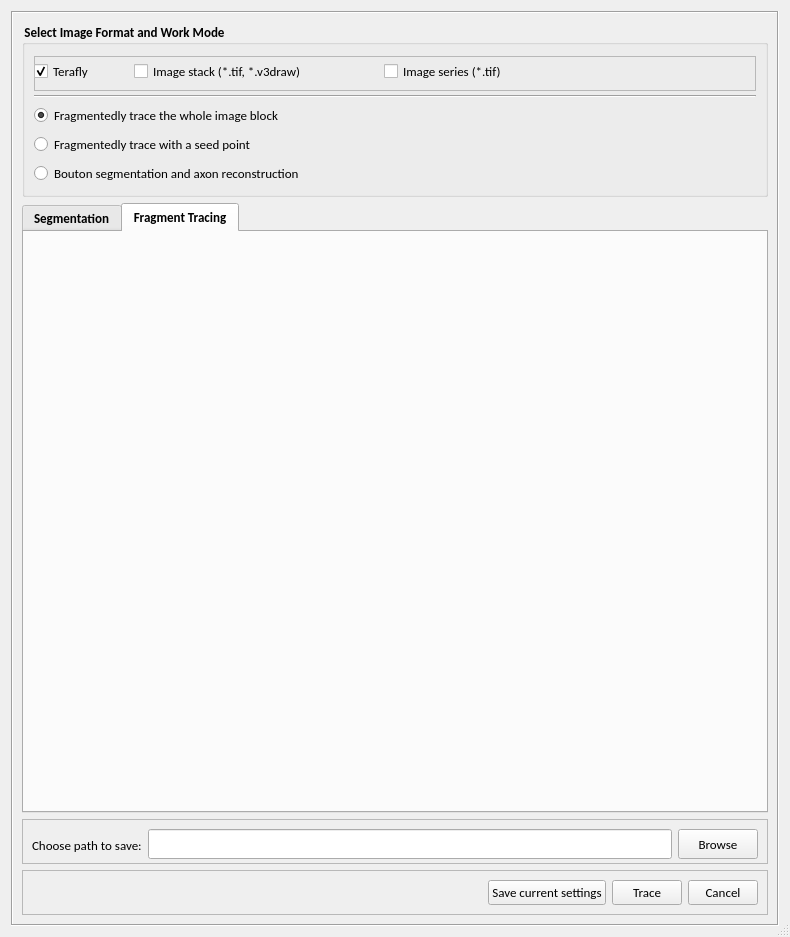
Above: hackathon/MK/Fragmented_autoTrace/fragmentedTraceUI.ui from Vaa3D/vaa3d_tools before the change. Below: the same form after it.
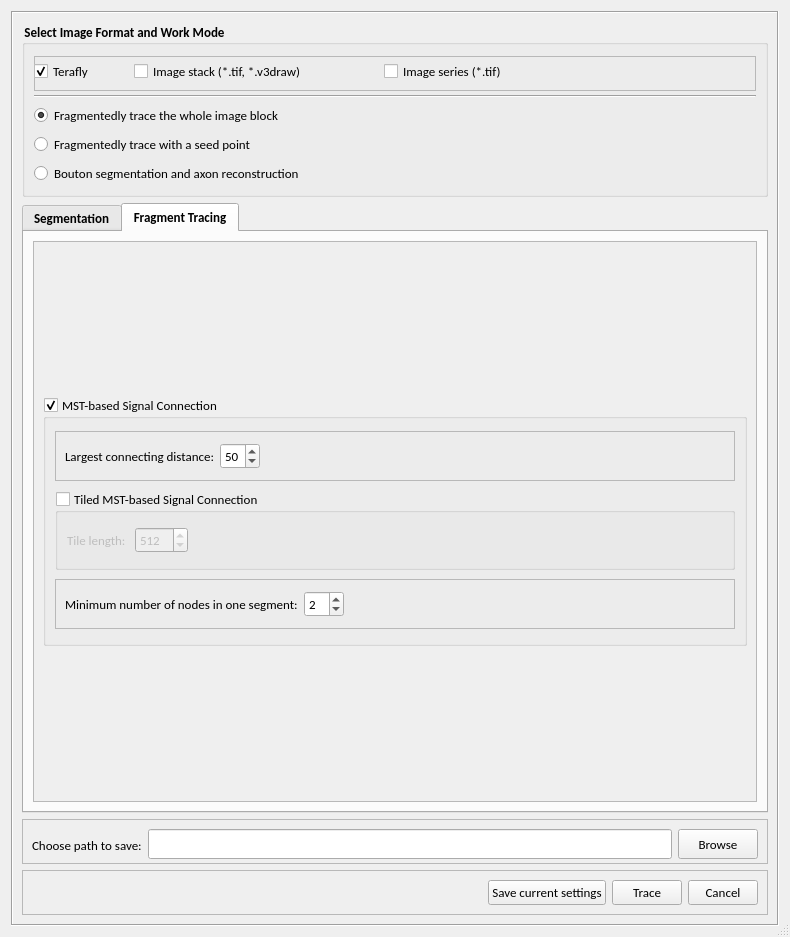
That is the form after the change. The open tabs and pages were chosen to show the change.

Commit message: Frag trace 1211 (1)

The edit to the form file:
```diff
--- a/hackathon/MK/Fragmented_autoTrace/fragmentedTraceUI.ui
+++ b/hackathon/MK/Fragmented_autoTrace/fragmentedTraceUI.ui
@@ -842,6 +842,198 @@
          <attribute name="title">
           <string>Fragment Tracing</string>
          </attribute>
+         <layout class="QVBoxLayout" name="verticalLayout_11">
+          <item>
+           <widget class="QScrollArea" name="scrollArea_2">
+            <property name="widgetResizable">
+             <bool>true</bool>
+            </property>
+            <widget class="QWidget" name="scrollAreaWidgetContents_2">
+             <property name="geometry">
+              <rect>
+               <x>0</x>
+               <y>0</y>
+               <width>714</width>
+               <height>537</height>
+              </rect>
+             </property>
+             <layout class="QVBoxLayout" name="verticalLayout_13">
+              <item>
+               <widget class="QGroupBox" name="groupBox_8">
+                <property name="maximumSize">
+                 <size>
+                  <width>16777215</width>
+                  <height>250</height>
+                 </size>
+                </property>
+                <property name="font">
+                 <font>
+                  <weight>50</weight>
+                  <bold>false</bold>
+                 </font>
+                </property>
+                <property name="title">
+                 <string>MST-based Signal Connection</string>
+                </property>
+                <property name="checkable">
+                 <bool>true</bool>
+                </property>
+                <layout class="QVBoxLayout" name="verticalLayout_12">
+                 <item>
+                  <widget class="QFrame" name="frame_10">
+                   <property name="maximumSize">
+                    <size>
+                     <width>16777215</width>
+                     <height>50</height>
+                    </size>
+                   </property>
+                   <property name="frameShape">
+                    <enum>QFrame::StyledPanel</enum>
+                   </property>
+                   <property name="frameShadow">
+                    <enum>QFrame::Raised</enum>
+                   </property>
+                   <layout class="QHBoxLayout" name="horizontalLayout_6">
+                    <item>
+                     <widget class="QLabel" name="label_8">
+                      <property name="text">
+                       <string>Largest connecting distance:</string>
+                      </property>
+                     </widget>
+                    </item>
+                    <item>
+                     <widget class="QSpinBox" name="spinBox_5">
+                      <property name="value">
+                       <number>50</number>
+                      </property>
+                     </widget>
+                    </item>
+                    <item>
+                     <spacer name="horizontalSpacer_3">
+                      <property name="orientation">
+                       <enum>Qt::Horizontal</enum>
+                      </property>
+                      <property name="sizeHint" stdset="0">
+                       <size>
+                        <width>376</width>
+                        <height>20</height>
+                       </size>
+                      </property>
+                     </spacer>
+                    </item>
+                   </layout>
+                  </widget>
+                 </item>
+                 <item>
+                  <widget class="QGroupBox" name="groupBox_9">
+                   <property name="maximumSize">
+                    <size>
+                     <width>16777215</width>
+                     <height>80</height>
+                    </size>
+                   </property>
+                   <property name="title">
+                    <string>Tiled MST-based Signal Connection</string>
+                   </property>
+                   <property name="checkable">
+                    <bool>true</bool>
+                   </property>
+                   <property name="checked">
+                    <bool>false</bool>
+                   </property>
+                   <layout class="QHBoxLayout" name="horizontalLayout_7">
+                    <item>
+                     <widget class="QLabel" name="label_7">
+                      <property name="text">
+                       <string>Tile length: </string>
+                      </property>
+                     </widget>
+                    </item>
+                    <item>
+                     <widget class="QSpinBox" name="spinBox_4">
+                      <property name="maximum">
+                       <number>1024</number>
+                      </property>
+                      <property name="value">
+                       <number>512</number>
+                      </property>
+                     </widget>
+                    </item>
+                    <item>
+                     <spacer name="horizontalSpacer_4">
+                      <property name="orientation">
+                       <enum>Qt::Horizontal</enum>
+                      </property>
+                      <property name="sizeHint" stdset="0">
+                       <size>
+                        <width>487</width>
+                        <height>20</height>
+                       </size>
+                      </property>
+                     </spacer>
+                    </item>
+                   </layout>
+                  </widget>
+                 </item>
+                 <item>
+                  <widget class="QFrame" name="frame_11">
+                   <property name="minimumSize">
+                    <size>
+                     <width>0</width>
+                     <height>0</height>
+                    </size>
+                   </property>
+                   <property name="maximumSize">
+                    <size>
+                     <width>16777215</width>
+                     <height>50</height>
+                    </size>
+                   </property>
+                   <property name="frameShape">
+                    <enum>QFrame::StyledPanel</enum>
+                   </property>
+                   <property name="frameShadow">
+                    <enum>QFrame::Raised</enum>
+                   </property>
+                   <layout class="QHBoxLayout" name="horizontalLayout_8">
+                    <item>
+                     <widget class="QLabel" name="label_9">
+                      <property name="text">
+                       <string>Minimum number of nodes in one segment:</string>
+                      </property>
+                     </widget>
+                    </item>
+                    <item>
+                     <widget class="QSpinBox" name="spinBox_6">
+                      <property name="value">
+                       <number>2</number>
+                      </property>
+                     </widget>
+                    </item>
+                    <item>
+                     <spacer name="horizontalSpacer_5">
+                      <property name="orientation">
+                       <enum>Qt::Horizontal</enum>
+                      </property>
+                      <property name="sizeHint" stdset="0">
+                       <size>
+                        <width>264</width>
+                        <height>20</height>
+                       </size>
+                      </property>
+                     </spacer>
+                    </item>
+                   </layout>
+                  </widget>
+                 </item>
+                </layout>
+               </widget>
+              </item>
+             </layout>
+            </widget>
+           </widget>
+          </item>
+         </layout>
         </widget>
        </widget>
       </item>
```
Left out of the diff: 29 changed lines with no effect on the pictures. The commit also changes 6 other files.
